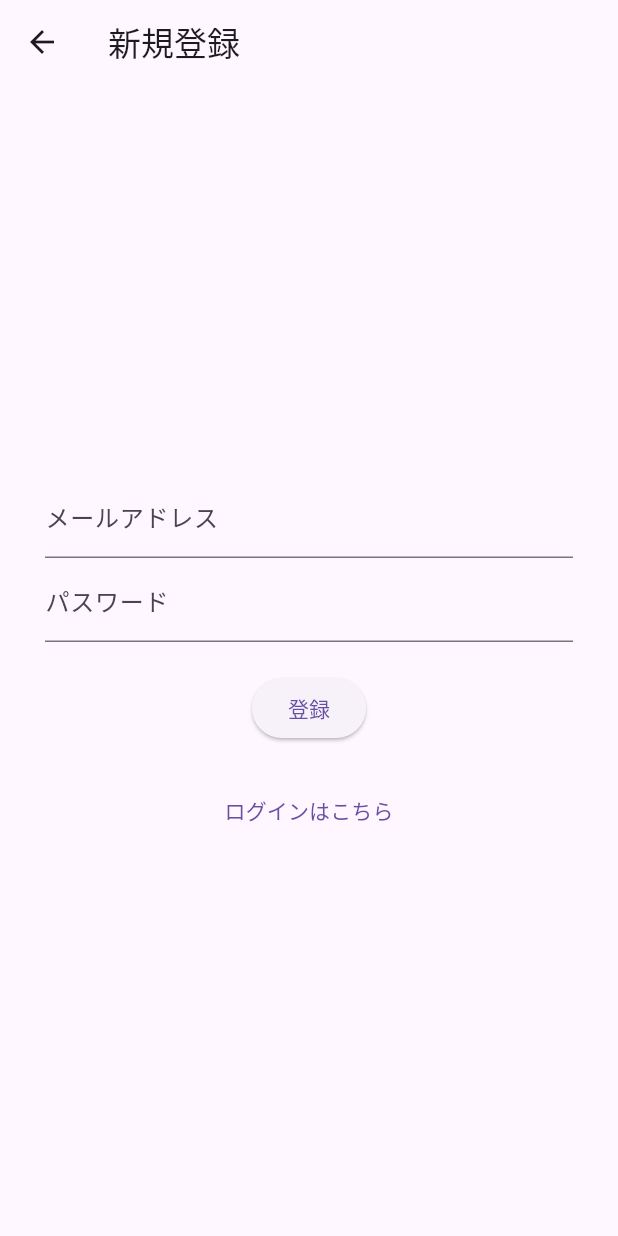
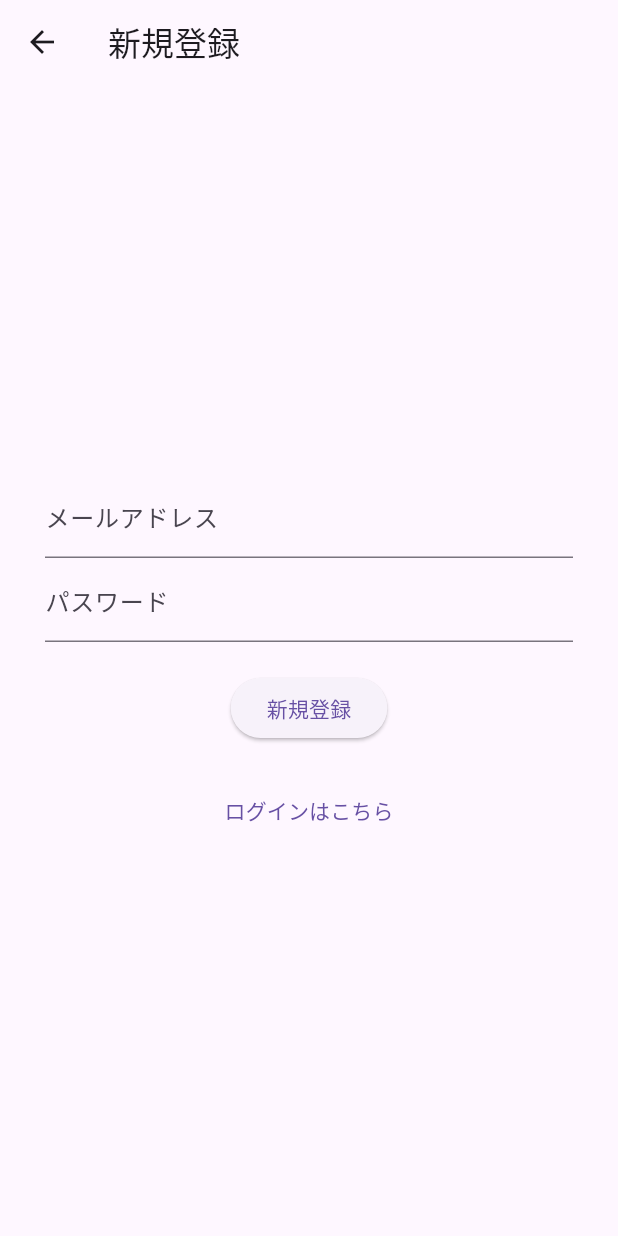
Before and after one commit to yusuke-shiya/selfManageApp-flutter, a Flutter app: the screen it shows after launch, after a tap on "ログイン", after a tap on "登録はこちら", on a phone screen of 412 x 824 dp. Run offline on Flutter 3.47's test engine with Material 3 defaults, Android fonts, the phone set to English and light mode, and no system bars; our stand-ins replace dio, firebase_auth, firebase_core, flutter_riverpod, freezed_annotation; accounts and stored records are empty; generated files the repository leaves out were written again.

Commit message:
feat: サインイン/サインアップ画面でloading中はボタン押せないくらいはする

```diff
--- a/lib/presentation/page/user/signin_page.dart
+++ b/lib/presentation/page/user/signin_page.dart
@@ -11,6 +11,8 @@ class SigninPage extends ConsumerWidget {
 
   @override
   Widget build(BuildContext context, WidgetRef ref) {
+    // authStateProviderを読み込む
+    final authState = ref.watch(authStateProvider);
     // 状態が更新された際のリアクション
     ref.listen<AuthState>(authStateProvider, (_, state) {
       if (state.auth != null) {
@@ -64,7 +66,9 @@ class SigninPage extends ConsumerWidget {
                 ),
                 SizedBox(height: 20),
                 ElevatedButton(
-                  onPressed: () async {
+                  onPressed: authState.isLoading
+                      ? null
+                      : () async {
                           if (_formKey.currentState!.validate()) {
                             final email = _emailController.text;
                             final password = _passwordController.text;
@@ -74,7 +78,7 @@ class SigninPage extends ConsumerWidget {
                                 .signIn(email, password);
                           }
                         },
-                  child: Text('ログイン'),
+                  child: const Text('ログイン'),
                 ),
                 const SizedBox(height: 20),
                 TextButton(
--- a/lib/presentation/page/user/signup_page.dart
+++ b/lib/presentation/page/user/signup_page.dart
@@ -25,6 +25,8 @@ class SignupPage extends ConsumerWidget {
         );
       }
     });
+    // authStateProviderを読み込む
+    final authState = ref.watch(authStateProvider);
 
     return Scaffold(
       appBar: AppBar(
@@ -64,7 +66,9 @@ class SignupPage extends ConsumerWidget {
                 ),
                 const SizedBox(height: 20),
                 ElevatedButton(
-                  onPressed: () async {
+                  onPressed: authState.isLoading
+                      ? null
+                      : () async {
                           if (_formKey.currentState!.validate()) {
                             final email = _emailController.text;
                             final password = _passwordController.text;
@@ -73,12 +77,12 @@ class SignupPage extends ConsumerWidget {
                                 .signUp(email, password);
                           }
                         },
-                  child: Text('登録'),
+                  child: const Text('新規登録'),
                 ),
                 const SizedBox(height: 20),
                 // ユーザー登録ボタン
                 TextButton(
-                  child: Text('ログインはこちら'),
+                  child: const Text('ログインはこちら'),
                   onPressed: () async {
                     await Navigator.of(context).push(
                       MaterialPageRoute(builder: (context) {
```
Lines whose indentation alone changed are shown as unchanged.
